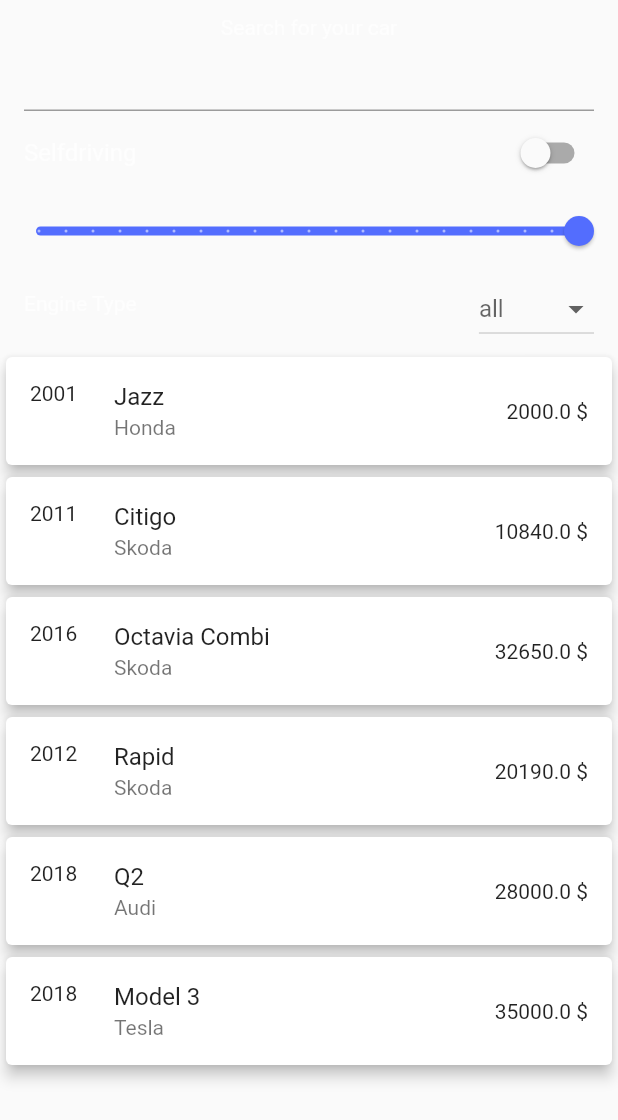
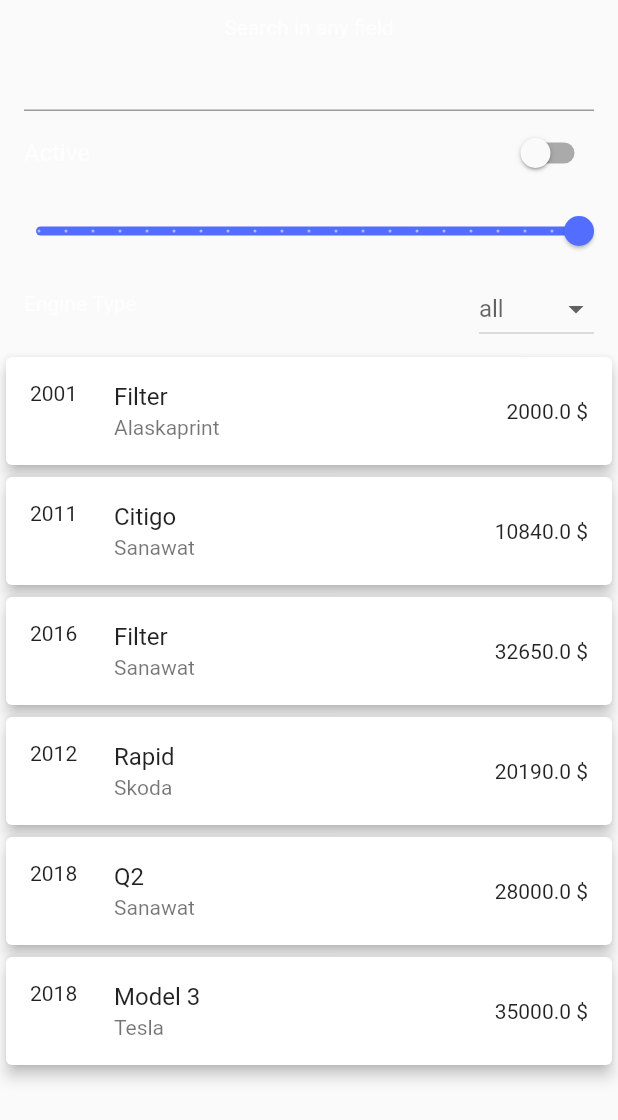
Before and after one commit to AbdullahPS/sellerlegend_amazon_flutter, a Flutter app: the Example1 widget shown alone on an empty page, opened directly, on a phone screen of 412 x 824 dp. Shown: the top 1120 px of the screen. Run offline on Flutter 3.47's test engine with Material 2 defaults, Android fonts, the phone set to English and light mode, and no system bars; our stand-ins replace material_floating_search_bar; missing offline and left inert: horizontal_data_table.

Commit message:
[BACK AFTER LONG TIME ]AllProductsScreen, SalesScreen: Replace some strings from the car example to strings that makes more sense

```diff
--- a/lib/screens/allProducts.dart
+++ b/lib/screens/allProducts.dart
@@ -52,7 +52,7 @@ class _ProductsScreenState extends State<ProductsScreen> {
 
         body: Column(children: [
           Text(
-            "Search for your car",
+            "Search in any fields",
             style: TextStyle(color: Colors.white70),
           ),
           Padding(
--- a/lib/screens/salesScree.dart
+++ b/lib/screens/salesScree.dart
@@ -79,8 +79,8 @@ class Car {
 
   static final cars = [
     new Car(
-        name: "Jazz",
-        brand: "Honda",
+        name: "Filter",
+        brand: "Alaskaprint",
         type: "gas",
         maxSpeed: 200,
         horsePower: 83,
@@ -89,7 +89,7 @@ class Car {
         price: 2000.00),
     new Car(
         name: "Citigo",
-        brand: "Skoda",
+        brand: "Sanawat",
         type: "gas",
         maxSpeed: 200,
         horsePower: 75,
@@ -97,8 +97,8 @@ class Car {
         selfDriving: false,
         price: 10840.00),
     new Car(
-        name: "Octavia Combi",
-        brand: "Skoda",
+        name: "Filter",
+        brand: "Sanawat",
         type: "diesel",
         maxSpeed: 240,
         horsePower: 149,
@@ -116,7 +116,7 @@ class Car {
         price: 20190.00),
     new Car(
         name: "Q2",
-        brand: "Audi",
+        brand: "Sanawat",
         type: "gas",
         maxSpeed: 280,
         horsePower: 140,
@@ -171,7 +171,7 @@ class _Example1State extends State<Example1> {
       margin: EdgeInsets.only(top: 10),
       child: Column(children: [
         Text(
-          "Search for your car",
+          "Search in any field",
           style: TextStyle(color: Colors.white70),
         ),
         Padding(
@@ -180,7 +180,7 @@ class _Example1State extends State<Example1> {
         ),
         SwitchListTile(
             title: Text(
-              'Selfdriving',
+              'Active ',
               style: TextStyle(color: Colors.white70),
             ),
             value: selfDriving,
```
